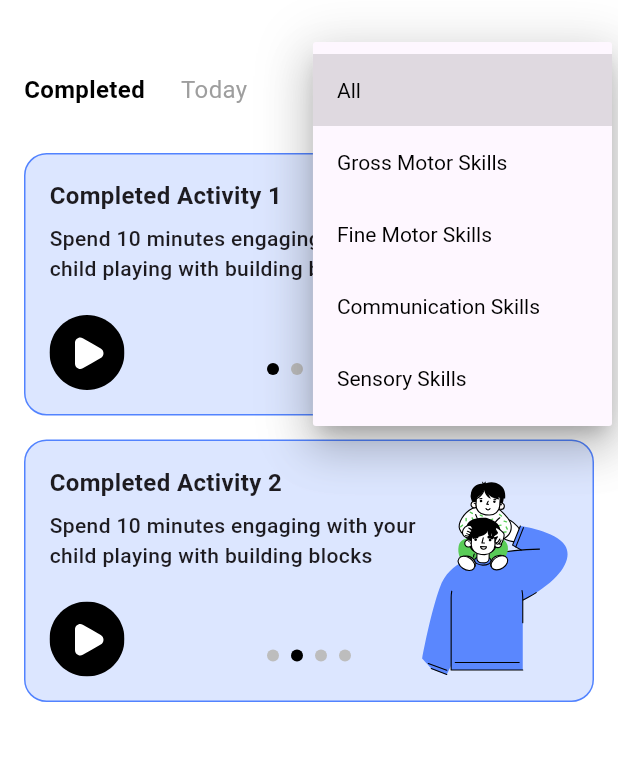
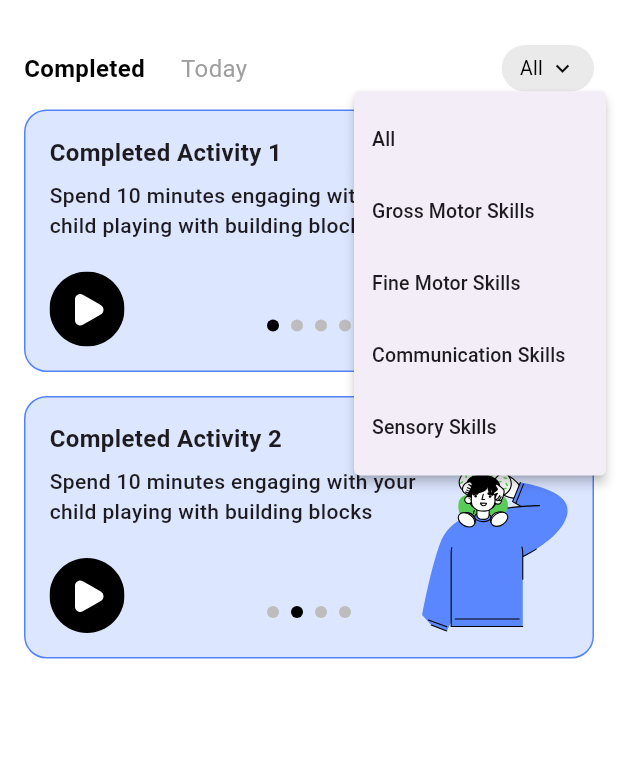
Before and after one commit to BondTime-New/Bondtime-App, a Flutter app: the screen it shows after launch, after a tap on "All", on a phone screen of 412 x 824 dp, the part 63-824 px from its top. Run offline on Flutter 3.47's test engine with Material 3 defaults, Android fonts, the phone set to English and light mode, and no system bars; our stand-ins replace flutter_svg.

Commit message:
fixed sorting button activity screen

```diff
--- a/lib/screens/activity_screen.dart
+++ b/lib/screens/activity_screen.dart
@@ -11,6 +11,9 @@ class ActivityScreen extends StatefulWidget {
 class _ActivityScreenState extends State<ActivityScreen> {
   int selectedTabIndex = 0;
   String selectedFilter = 'All';
+
+  // GlobalKey to position the dropdown menu under the button
+  final GlobalKey _filterKey = GlobalKey();
 
   @override
   Widget build(BuildContext context) {
@@ -33,13 +36,13 @@ class _ActivityScreenState extends State<ActivityScreen> {
       ),
       body: Column(
         children: [
-          // Tab Row + Filter
+          // Tabs + Filter Row
           Padding(
             padding: const EdgeInsets.fromLTRB(16, 16, 16, 0),
             child: Row(
               mainAxisAlignment: MainAxisAlignment.spaceBetween,
               children: [
-                // Tabs
+                // Tab buttons
                 Row(
                   children: [
                     GestureDetector(
@@ -78,47 +81,78 @@ class _ActivityScreenState extends State<ActivityScreen> {
                   ],
                 ),
 
-                // Filter dropdown
-                Container(
-                  padding:
-                      const EdgeInsets.symmetric(horizontal: 12, vertical: 6),
-                  decoration: BoxDecoration(
-                    color: const Color(0xFFEEEEEE),
-                    borderRadius: BorderRadius.circular(50),
+                // Custom Filter Dropdown Button
+                IntrinsicWidth(
+                  child: GestureDetector(
+                    key: _filterKey,
+                    onTap: () async {
+                      final RenderBox button = _filterKey.currentContext!
+                          .findRenderObject() as RenderBox;
+                      final RenderBox overlay = Overlay.of(context)
+                          .context
+                          .findRenderObject() as RenderBox;
+                      final position =
+                          button.localToGlobal(Offset.zero, ancestor: overlay);
+
+                      final result = await showMenu<String>(
+                        context: context,
+                        position: RelativeRect.fromLTRB(
+                          position.dx,
+                          position.dy + button.size.height,
+                          position.dx + button.size.width,
+                          position.dy,
                         ),
-                  child: DropdownButton<String>(
-                    value: selectedFilter,
-                    icon: const Icon(Icons.keyboard_arrow_down,
-                        color: Colors.black),
-                    elevation: 16,
-                    style: const TextStyle(color: Colors.black, fontSize: 14),
-                    underline: SizedBox(),
-                    onChanged: (String? newValue) {
-                      setState(() {
-                        selectedFilter = newValue!;
-                      });
-                    },
                         items: <String>[
                           'All',
                           'Gross Motor Skills',
                           'Fine Motor Skills',
                           'Communication Skills',
                           'Sensory Skills',
-                    ].map<DropdownMenuItem<String>>((String value) {
-                      return DropdownMenuItem<String>(
+                        ].map((String value) {
+                          return PopupMenuItem<String>(
                             value: value,
-                        child: Text(value),
+                            child: Text(value,
+                                style: const TextStyle(fontSize: 13)),
                           );
                         }).toList(),
+                      );
+
+                      if (result != null) {
+                        setState(() {
+                          selectedFilter = result;
+                        });
+                      }
+                    },
+                    child: Container(
+                      padding: const EdgeInsets.symmetric(
+                          horizontal: 12, vertical: 6),
+                      decoration: BoxDecoration(
+                        color: const Color(0xFFEAEAEA),
+                        borderRadius: BorderRadius.circular(30),
+                      ),
+                      child: Row(
+                        mainAxisSize: MainAxisSize.min,
+                        children: [
+                          Text(
+                            selectedFilter,
+                            style: const TextStyle(
+                                fontSize: 13, color: Colors.black),
+                          ),
+                          const SizedBox(width: 4),
+                          const Icon(Icons.keyboard_arrow_down,
+                              size: 18, color: Colors.black),
+                        ],
+                      ),
+                    ),
                   ),
                 ),
               ],
             ),
           ),
 
-          const SizedBox(height: 12), // spacing after tabs
+          const SizedBox(height: 12),
 
-          // Content
+          // Tab Content
           Expanded(
             child: SingleChildScrollView(
               padding: const EdgeInsets.symmetric(horizontal: 16.0),
```
Lines whose indentation alone changed are shown as unchanged.
